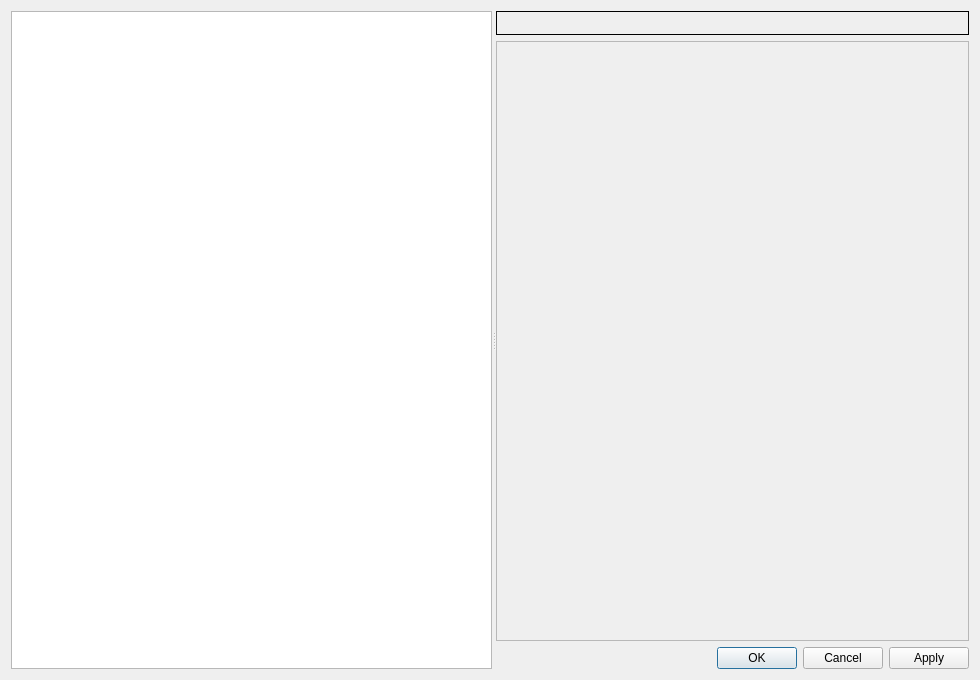
First picture: the form in gns3/ui/preferences_dialog.ui, repository GNS3/gns3-gui, before the edit.
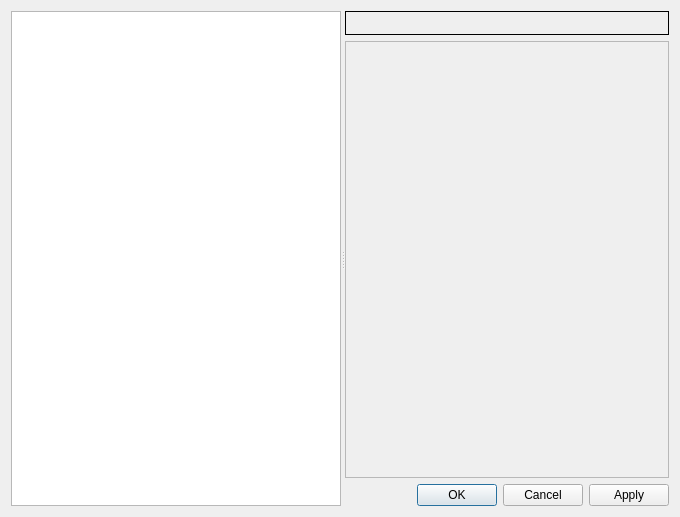
Second picture: the form after the edit.

Commit message: 'Fix' tab order in preferences dialog so it follows the layout

The edit to the form file:
```diff
--- a/gns3/ui/preferences_dialog.ui
+++ b/gns3/ui/preferences_dialog.ui
@@ -6,8 +6,8 @@
    <rect>
     <x>0</x>
     <y>0</y>
-    <width>980</width>
-    <height>680</height>
+    <width>680</width>
+    <height>517</height>
    </rect>
   </property>
   <property name="windowTitle">
@@ -81,8 +81,8 @@
            <rect>
             <x>0</x>
             <y>0</y>
-            <width>542</width>
-            <height>559</height>
+            <width>269</width>
+            <height>457</height>
            </rect>
           </property>
           <layout class="QVBoxLayout" name="verticalLayout">
```
Left out of the diff: 17 changed lines with no effect on the pictures. The commit also changes 4 other files.
